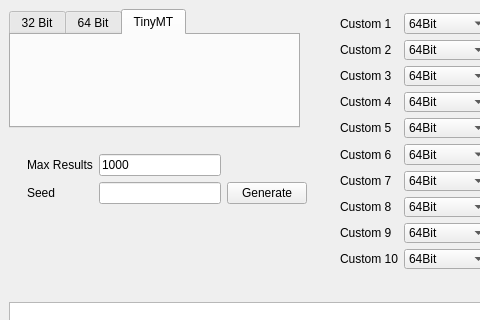
Before: the Qt Designer form Forms/Researcher.ui in Admiral-Fish/PokeFinder, drawn with Qt 5; both pictures show x 0 to 480 and y 0 to 320 of the 797 by 638 pixel window.
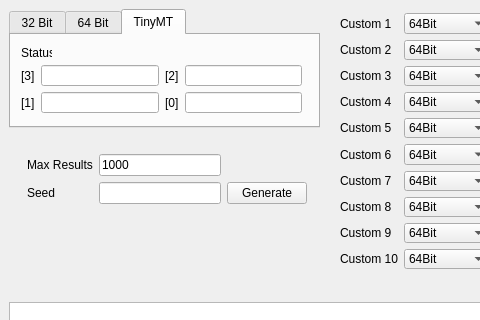
After: the same form once the commit is applied. The open tabs and pages were chosen to show the change.

Commit message: Add TinyMT to researcher

```diff
--- a/Forms/Researcher.ui
+++ b/Forms/Researcher.ui
@@ -19,7 +19,7 @@
      <rect>
       <x>9</x>
       <y>9</y>
-      <width>291</width>
+      <width>311</width>
       <height>119</height>
      </rect>
     </property>
@@ -194,6 +194,71 @@
      <attribute name="title">
       <string>TinyMT</string>
      </attribute>
+     <widget class="QLabel" name="label_21">
+      <property name="geometry">
+       <rect>
+        <x>10</x>
+        <y>10</y>
+        <width>31</width>
+        <height>16</height>
+       </rect>
+      </property>
+      <property name="text">
+       <string>Status</string>
+      </property>
+     </widget>
+     <widget class="QWidget" name="">
+      <property name="geometry">
+       <rect>
+        <x>10</x>
+        <y>30</y>
+        <width>281</width>
+        <height>48</height>
+       </rect>
+      </property>
+      <layout class="QGridLayout" name="gridLayoutStatus">
+       <item row="0" column="0">
+        <widget class="QLabel" name="label_17">
+         <property name="text">
+          <string>[3]</string>
+         </property>
+        </widget>
+       </item>
+       <item row="0" column="1">
+        <widget class="QLineEdit" name="lineEditStatus3"/>
+       </item>
+       <item row="0" column="2">
+        <widget class="QLabel" name="label_18">
+         <property name="text">
+          <string>[2]</string>
+         </property>
+        </widget>
+       </item>
+       <item row="0" column="3">
+        <widget class="QLineEdit" name="lineEditStatus2"/>
+       </item>
+       <item row="1" column="0">
+        <widget class="QLabel" name="label_19">
+         <property name="text">
+          <string>[1]</string>
+         </property>
+        </widget>
+       </item>
+       <item row="1" column="1">
+        <widget class="QLineEdit" name="lineEditStatus1"/>
+       </item>
+       <item row="1" column="2">
+        <widget class="QLabel" name="label_20">
+         <property name="text">
+          <string>[0]</string>
+         </property>
+        </widget>
+       </item>
+       <item row="1" column="3">
+        <widget class="QLineEdit" name="lineEditStatus0"/>
+       </item>
+      </layout>
+     </widget>
     </widget>
    </widget>
    <widget class="QTableView" name="tableView">
@@ -206,7 +271,7 @@
      </rect>
     </property>
    </widget>
-   <widget class="QWidget" name="">
+   <widget class="QWidget" name="layoutWidget">
     <property name="geometry">
      <rect>
       <x>340</x>
@@ -2502,7 +2567,7 @@
      </item>
     </layout>
    </widget>
-   <widget class="QWidget" name="">
+   <widget class="QWidget" name="layoutWidget">
     <property name="geometry">
      <rect>
       <x>27</x>
```
Left out of the diff: 10 changed lines with no effect on the pictures. The commit also changes 14 other files.
